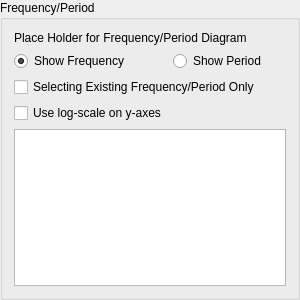
This is mtpy/gui/SmartMT/ui_asset/groupbox_frequency_select.ui in MTgeophysics/mtpy as Qt 5 draws it before an edit. The edited form follows.
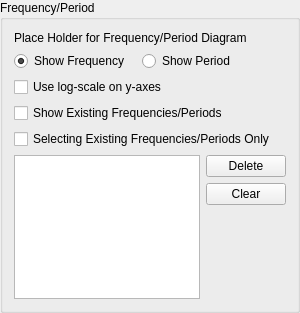
This is the edited form.

Commit message: updated new frequency/selection module

What changed in the file:
```diff
--- a/mtpy/gui/SmartMT/ui_asset/groupbox_frequency_select.ui
+++ b/mtpy/gui/SmartMT/ui_asset/groupbox_frequency_select.ui
@@ -7,7 +7,7 @@
                 <x>0</x>
                 <y>0</y>
                 <width>300</width>
-                <height>300</height>
+                <height>313</height>
             </rect>
         </property>
         <property name="sizePolicy">
@@ -23,7 +23,7 @@
             <string>Frequency/Period</string>
         </property>
         <layout class="QGridLayout" name="gridLayout">
-            <item row="0" column="0" colspan="2">
+            <item row="0" column="0" colspan="4">
                 <widget class="QWidget" name="widget_histgram" native="true">
                     <layout class="QVBoxLayout" name="verticalLayout">
                         <property name="leftMargin">
@@ -40,6 +40,12 @@
                         </property>
                         <item>
                             <widget class="QLabel" name="label_place_holder">
+                                <property name="sizePolicy">
+                                    <sizepolicy hsizetype="Preferred" vsizetype="Fixed">
+                                        <horstretch>0</horstretch>
+                                        <verstretch>0</verstretch>
+                                    </sizepolicy>
+                                </property>
                                 <property name="text">
                                     <string>Place Holder for Frequency/Period Diagram</string>
                                 </property>
@@ -48,7 +54,20 @@
                     </layout>
                 </widget>
             </item>
-            <item row="7" column="0" colspan="2">
+            <item row="11" column="3">
+                <widget class="QPushButton" name="pushButton_delete">
+                    <property name="sizePolicy">
+                        <sizepolicy hsizetype="Minimum" vsizetype="Fixed">
+                            <horstretch>0</horstretch>
+                            <verstretch>0</verstretch>
+                        </sizepolicy>
+                    </property>
+                    <property name="text">
+                        <string>Delete</string>
+                    </property>
+                </widget>
+            </item>
+            <item row="10" column="0" colspan="4">
                 <widget class="QCheckBox" name="checkBox_existing_only">
                     <property name="toolTip">
                         <string>&lt;html&gt;&lt;head/&gt;&lt;body&gt;&lt;p&gt;Check this to select the frequency/period
@@ -57,18 +76,45 @@
                         </string>
                     </property>
                     <property name="text">
-                        <string>Selecting Existing Frequency/Period Only</string>
+                        <string>Selecting Existing Frequencies/Periods Only</string>
                     </property>
                 </widget>
             </item>
-            <item row="2" column="1">
+            <item row="12" column="3">
+                <widget class="QPushButton" name="pushButton_clear">
+                    <property name="sizePolicy">
+                        <sizepolicy hsizetype="Minimum" vsizetype="Fixed">
+                            <horstretch>0</horstretch>
+                            <verstretch>0</verstretch>
+                        </sizepolicy>
+                    </property>
+                    <property name="text">
+                        <string>Clear</string>
+                    </property>
+                </widget>
+            </item>
+            <item row="8" column="0" colspan="3">
+                <widget class="QCheckBox" name="checkBox_log_scale">
+                    <property name="text">
+                        <string>Use log-scale on y-axes</string>
+                    </property>
+                </widget>
+            </item>
+            <item row="2" column="2" colspan="2">
                 <widget class="QRadioButton" name="radioButton_period">
                     <property name="text">
                         <string>Show Period</string>
                     </property>
                 </widget>
             </item>
-            <item row="2" column="0">
+            <item row="9" column="0" colspan="4">
+                <widget class="QCheckBox" name="checkBox_show_existing">
+                    <property name="text">
+                        <string>Show Existing Frequencies/Periods</string>
+                    </property>
+                </widget>
+            </item>
+            <item row="2" column="0" colspan="2">
                 <widget class="QRadioButton" name="radioButton_frequency">
                     <property name="text">
                         <string>Show Frequency</string>
@@ -78,13 +124,26 @@
                     </property>
                 </widget>
             </item>
-            <item row="9" column="0" colspan="2">
-                <widget class="QListView" name="listView_selected"/>
+            <item row="13" column="3">
+                <spacer name="verticalSpacer">
+                    <property name="orientation">
+                        <enum>Qt::Vertical</enum>
+                    </property>
+                    <property name="sizeHint" stdset="0">
+                        <size>
+                            <width>20</width>
+                            <height>40</height>
+                        </size>
+                    </property>
+                </spacer>
             </item>
-            <item row="8" column="0">
-                <widget class="QCheckBox" name="checkBox_log_scale">
-                    <property name="text">
-                        <string>Use log-scale on y-axes</string>
+            <item row="11" column="0" rowspan="3" colspan="3">
+                <widget class="QListView" name="listView_selected">
+                    <property name="selectionMode">
+                        <enum>QAbstractItemView::ExtendedSelection</enum>
+                    </property>
+                    <property name="selectionRectVisible">
+                        <bool>true</bool>
                     </property>
                 </widget>
             </item>
```
The commit also changes 3 other files.
